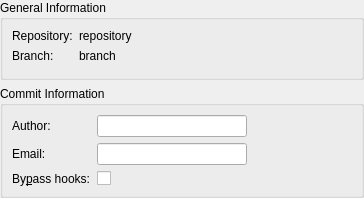
Before: the Qt Designer form src/plugins/git/gitsubmitpanel.ui in qt-creator/qt-creator, drawn with Qt 5.
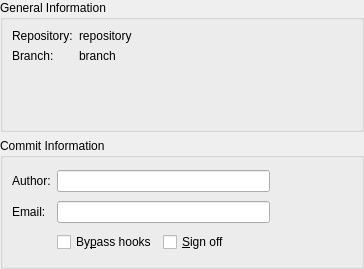
After: the same form once the commit is applied.

Commit message: Git: Add Sign off feature in git commit view

What changed in the file:
```diff
--- a/src/plugins/git/gitsubmitpanel.ui
+++ b/src/plugins/git/gitsubmitpanel.ui
@@ -7,7 +7,7 @@
     <x>0</x>
     <y>0</y>
     <width>364</width>
-    <height>198</height>
+    <height>269</height>
    </rect>
   </property>
   <layout class="QVBoxLayout" name="verticalLayout">
@@ -80,7 +80,7 @@
        <widget class="QLineEdit" name="authorLineEdit">
         <property name="minimumSize">
          <size>
-          <width>150</width>
+          <width>200</width>
           <height>0</height>
          </size>
         </property>
@@ -101,12 +101,9 @@
         <property name="orientation">
          <enum>Qt::Horizontal</enum>
         </property>
-        <property name="sizeType">
-         <enum>QSizePolicy::MinimumExpanding</enum>
-        </property>
         <property name="sizeHint" stdset="0">
          <size>
-          <width>5</width>
+          <width>40</width>
           <height>20</height>
          </size>
         </property>
@@ -123,13 +120,13 @@
        <widget class="QLineEdit" name="emailLineEdit">
         <property name="minimumSize">
          <size>
-          <width>150</width>
+          <width>200</width>
           <height>0</height>
          </size>
         </property>
        </widget>
       </item>
-      <item row="1" column="2">
+      <item row="1" column="2" colspan="2">
        <widget class="QLabel" name="invalidEmailLabel">
         <property name="minimumSize">
          <size>
@@ -140,21 +137,35 @@
        </widget>
       </item>
       <item row="2" column="1">
+       <layout class="QHBoxLayout" name="horizontalLayout">
+        <item>
        <widget class="QCheckBox" name="bypassHooksCheckBox">
         <property name="text">
-         <string/>
+           <string>By&amp;pass hooks</string>
         </property>
        </widget>
       </item>
-      <item row="2" column="0">
-       <widget class="QLabel" name="label">
+        <item>
+         <widget class="QCheckBox" name="signOffCheckBox">
         <property name="text">
-         <string>By&amp;pass hooks:</string>
-        </property>
-        <property name="buddy">
-         <cstring>bypassHooksCheckBox</cstring>
-        </property>
-       </widget>
+           <string>&amp;Sign off</string>
+          </property>
+         </widget>
+        </item>
+        <item>
+         <spacer name="horizontalSpacer_2">
+          <property name="orientation">
+           <enum>Qt::Horizontal</enum>
+          </property>
+          <property name="sizeHint" stdset="0">
+           <size>
+            <width>40</width>
+            <height>20</height>
+           </size>
+          </property>
+         </spacer>
+        </item>
+       </layout>
       </item>
      </layout>
     </widget>
```
Lines whose indentation alone changed are shown as unchanged. The commit also changes 4 other files.
